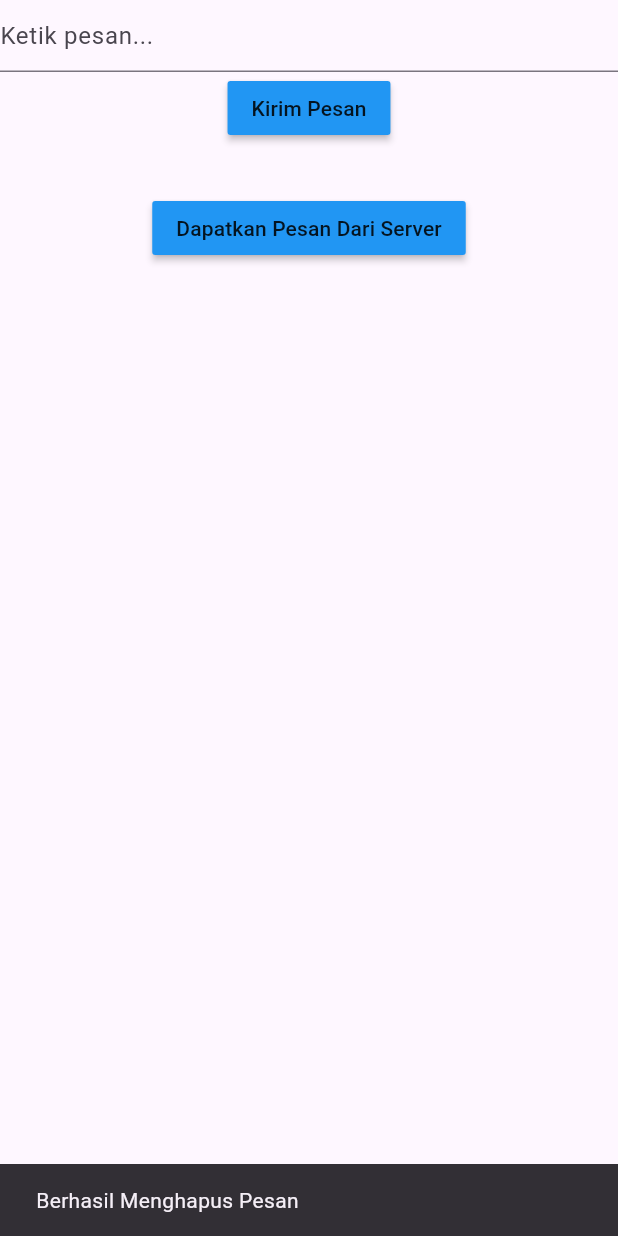
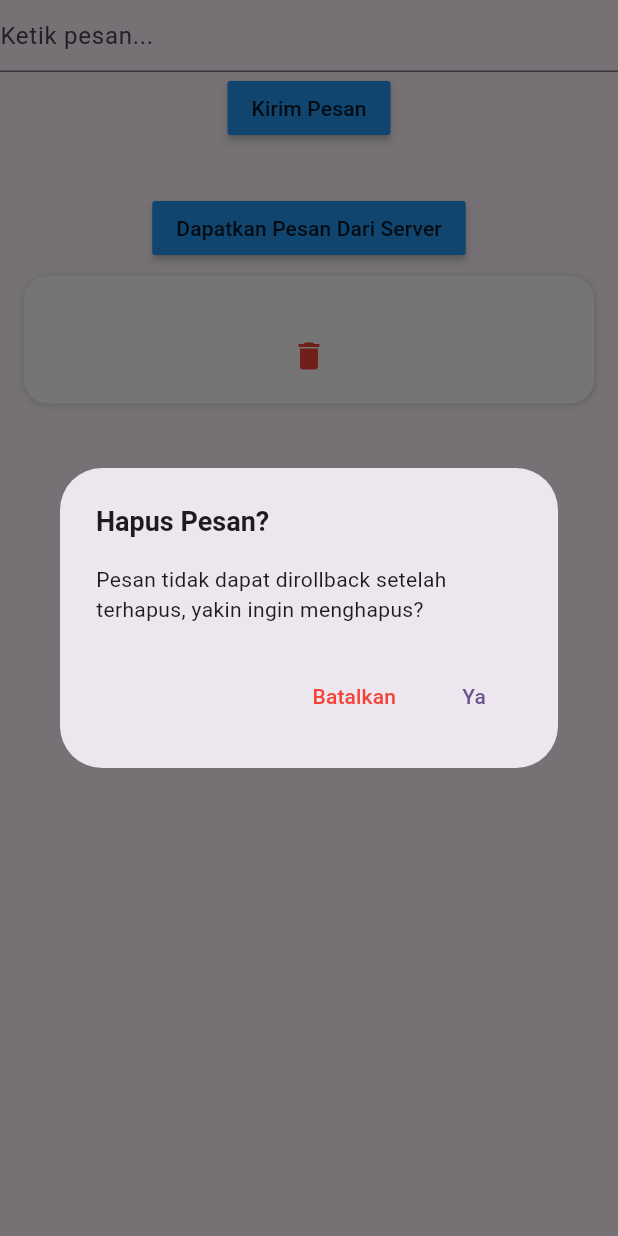
Before and after one commit to fikrihkll/flutter-ftui-materials, a Flutter app: the screen it shows after launch, after a tap on "Kirim Pesan", after a tap on the "delete" icon, on a phone screen of 412 x 824 dp. Run offline on Flutter 3.47's test engine with Material 3 defaults, Android fonts, the phone set to English and light mode, and no system bars; our stand-ins replace cloud_firestore, firebase_core; accounts and stored records are empty.

Commit message:
feat: add popup and new ss

```diff
--- a/lib/screens/home_page.dart
+++ b/lib/screens/home_page.dart
@@ -52,7 +52,7 @@
                   itemBuilder: (context, position) {
                     return MessageCardWidget(
                         onDeleteClick: (message) {
-                          _deleteMessage(message);
+                          _showDeleteConfirmationDialog(message);
                         },
                         onCardClick: (message) {
                           _launchEditMessagePage(message);
@@ -108,6 +108,29 @@
     }
   }
 
+  void _showDeleteConfirmationDialog(Message message) {
+    showDialog(
+        context: context,
+        builder: (context) {
+          return AlertDialog(
+            title: const Text("Hapus Pesan?", style: TextStyle(fontSize: 18, fontWeight: FontWeight.bold),),
+            content: const Text("Pesan tidak dapat dirollback setelah terhapus, yakin ingin menghapus?"),
+            actions: [
+              TextButton(onPressed: () {
+                Navigator.pop(context);
+              }, child: const Text("Batalkan", style: TextStyle(color: Colors.red),)),
+              TextButton(
+                  onPressed: () {
+                    _deleteMessage(message);
+                    Navigator.pop(context);
+                  },
+                  child: const Text("Ya")
+              )
+            ],
+          );
+        });
+  }
+
   void _getMessage() async {
     List<Message> messageList = await _messageService.getMessage();
     _messageList = messageList;
```
Also changed, not shown: 1 other file.
